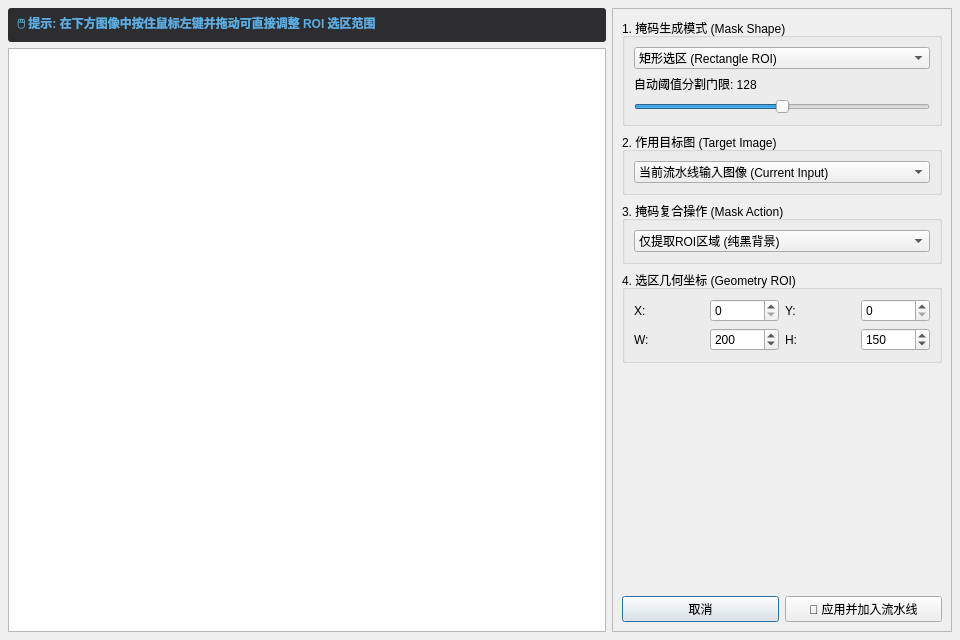
Above: src/ui/MaskEditorDialog.ui from Shdjy/VisionStudioOpenCV before the change. Below: the same form after it.
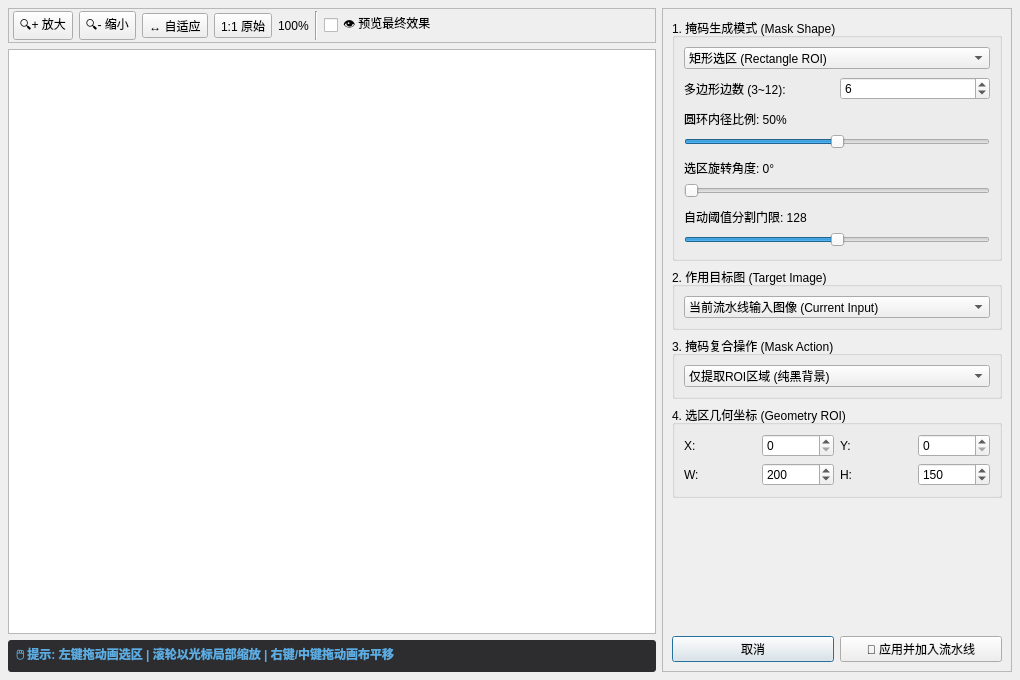
That is the form after the change.

Commit message: feat: enhance pipeline batch controls, dual viewport compare, and interactive mask editor

```diff
--- a/src/ui/MaskEditorDialog.ui
+++ b/src/ui/MaskEditorDialog.ui
@@ -6,8 +6,8 @@
    <rect>
     <x>0</x>
     <y>0</y>
-    <width>960</width>
-    <height>640</height>
+    <width>1020</width>
+    <height>680</height>
    </rect>
   </property>
   <property name="windowTitle">
@@ -29,13 +29,104 @@
    <item>
     <layout class="QVBoxLayout" name="viewLayout">
      <item>
-      <widget class="QLabel" name="lblInstructions">
-       <property name="styleSheet">
-        <string notr="true">background-color: #2d2d30; color: #5dade2; padding: 6px; font-weight: bold; border-radius: 3px;</string>
+      <widget class="QFrame" name="toolbarFrame">
+       <property name="frameShape">
+        <enum>QFrame::StyledPanel</enum>
        </property>
-       <property name="text">
-        <string>🖱️ 提示: 在下方图像中按住鼠标左键并拖动可直接调整 ROI 选区范围</string>
-       </property>
+       <layout class="QHBoxLayout" name="toolHorizontalLayout">
+        <property name="leftMargin">
+         <number>4</number>
+        </property>
+        <property name="topMargin">
+         <number>2</number>
+        </property>
+        <property name="rightMargin">
+         <number>4</number>
+        </property>
+        <property name="bottomMargin">
+         <number>2</number>
+        </property>
+        <item>
+         <widget class="QToolButton" name="btnZoomIn">
+          <property name="toolTip">
+           <string>放大视口图像</string>
+          </property>
+          <property name="text">
+           <string>🔍+ 放大</string>
+          </property>
+         </widget>
+        </item>
+        <item>
+         <widget class="QToolButton" name="btnZoomOut">
+          <property name="toolTip">
+           <string>缩小视口图像</string>
+          </property>
+          <property name="text">
+           <string>🔍- 缩小</string>
+          </property>
+         </widget>
+        </item>
+        <item>
+         <widget class="QToolButton" name="btnZoomFit">
+          <property name="toolTip">
+           <string>自适应居中充满视口</string>
+          </property>
+          <property name="text">
+           <string>↔ 自适应</string>
+          </property>
+         </widget>
+        </item>
+        <item>
+         <widget class="QToolButton" name="btnZoomOriginal">
+          <property name="toolTip">
+           <string>1:1 原始像素大小</string>
+          </property>
+          <property name="text">
+           <string>1:1 原始</string>
+          </property>
+         </widget>
+        </item>
+        <item>
+         <widget class="QLabel" name="lblZoomPercent">
+          <property name="text">
+           <string>100%</string>
+          </property>
+         </widget>
+        </item>
+        <item>
+         <widget class="Line" name="lineSepView">
+          <property name="orientation">
+           <enum>Qt::Vertical</enum>
+          </property>
+         </widget>
+        </item>
+        <item>
+         <widget class="QCheckBox" name="chkPreviewResult">
+          <property name="toolTip">
+           <string>勾选时预览最终复合操作效果(如抠图/模糊/锐化)；取消勾选时显示高亮定位模式(保留完整底图细节)</string>
+          </property>
+          <property name="text">
+           <string>👁️ 预览最终效果</string>
+          </property>
+          <property name="checked">
+           <bool>false</bool>
+          </property>
+         </widget>
+        </item>
+        <item>
+         <spacer name="spacerTool">
+          <property name="orientation">
+           <enum>Qt::Horizontal</enum>
+          </property>
+          <property name="sizeHint" stdset="0">
+           <size>
+            <width>40</width>
+            <height>20</height>
+           </size>
+          </property>
+         </spacer>
+        </item>
+       </layout>
       </widget>
      </item>
      <item>
@@ -45,19 +136,29 @@
        </property>
       </widget>
      </item>
+     <item>
+      <widget class="QLabel" name="lblInstructions">
+       <property name="styleSheet">
+        <string notr="true">background-color: #2d2d30; color: #5dade2; padding: 5px; font-weight: bold; border-radius: 3px;</string>
+       </property>
+       <property name="text">
+        <string>🖱️ 提示: 左键拖动画选区 | 滚轮以光标局部缩放 | 右键/中键拖动画布平移</string>
+       </property>
+      </widget>
+     </item>
     </layout>
    </item>
    <item>
     <widget class="QFrame" name="sidePanel">
      <property name="minimumSize">
       <size>
-       <width>320</width>
+       <width>330</width>
        <height>0</height>
       </size>
      </property>
      <property name="maximumSize">
       <size>
-       <width>340</width>
+       <width>350</width>
        <height>16777215</height>
       </size>
      </property>
@@ -91,26 +192,108 @@
           </widget>
          </item>
          <item>
-          <widget class="QLabel" name="lblThresh">
-           <property name="text">
-            <string>自动阈值分割门限: 128</string>
-           </property>
+          <widget class="QWidget" name="containerPolySides" native="true">
+           <layout class="QHBoxLayout" name="layoutPolySides">
+            <property name="leftMargin"><number>0</number></property>
+            <property name="topMargin"><number>2</number></property>
+            <property name="rightMargin"><number>0</number></property>
+            <property name="bottomMargin"><number>2</number></property>
+            <item>
+             <widget class="QLabel" name="lblPolySides">
+              <property name="text">
+               <string>多边形边数 (3~12):</string>
+              </property>
+             </widget>
+            </item>
+            <item>
+             <widget class="QSpinBox" name="spinPolySides">
+              <property name="minimum"><number>3</number></property>
+              <property name="maximum"><number>12</number></property>
+              <property name="value"><number>6</number></property>
+             </widget>
+            </item>
+           </layout>
           </widget>
          </item>
          <item>
-          <widget class="QSlider" name="sliderThresh">
-           <property name="maximum">
-            <number>254</number>
-           </property>
-           <property name="minimum">
-            <number>1</number>
-           </property>
-           <property name="value">
-            <number>128</number>
-           </property>
-           <property name="orientation">
-            <enum>Qt::Horizontal</enum>
-           </property>
+          <widget class="QWidget" name="containerInnerRatio" native="true">
+           <layout class="QVBoxLayout" name="layoutInnerRatio">
+            <property name="leftMargin"><number>0</number></property>
+            <property name="topMargin"><number>2</number></property>
+            <property name="rightMargin"><number>0</number></property>
+            <property name="bottomMargin"><number>2</number></property>
+            <item>
+             <widget class="QLabel" name="lblInnerRatio">
+              <property name="text">
+               <string>圆环内径比例: 50%</string>
+              </property>
+             </widget>
+            </item>
+            <item>
+             <widget class="QSlider" name="sliderInnerRatio">
+              <property name="minimum"><number>10</number></property>
+              <property name="maximum"><number>90</number></property>
+              <property name="value"><number>50</number></property>
+              <property name="orientation">
+               <enum>Qt::Horizontal</enum>
+              </property>
+             </widget>
+            </item>
+           </layout>
+          </widget>
+         </item>
+         <item>
+          <widget class="QWidget" name="containerAngle" native="true">
+           <layout class="QVBoxLayout" name="layoutAngle">
+            <property name="leftMargin"><number>0</number></property>
+            <property name="topMargin"><number>2</number></property>
+            <property name="rightMargin"><number>0</number></property>
+            <property name="bottomMargin"><number>2</number></property>
+            <item>
+             <widget class="QLabel" name="lblAngle">
+              <property name="text">
+               <string>选区旋转角度: 0°</string>
+              </property>
+             </widget>
+            </item>
+            <item>
+             <widget class="QSlider" name="sliderAngle">
+              <property name="minimum"><number>0</number></property>
+              <property name="maximum"><number>360</number></property>
+              <property name="value"><number>0</number></property>
+              <property name="orientation">
+               <enum>Qt::Horizontal</enum>
+              </property>
+             </widget>
+            </item>
+           </layout>
+          </widget>
+         </item>
+         <item>
+          <widget class="QWidget" name="containerThresh" native="true">
+           <layout class="QVBoxLayout" name="layoutThresh">
+            <property name="leftMargin"><number>0</number></property>
+            <property name="topMargin"><number>2</number></property>
+            <property name="rightMargin"><number>0</number></property>
+            <property name="bottomMargin"><number>2</number></property>
+            <item>
+             <widget class="QLabel" name="lblThresh">
+              <property name="text">
+               <string>自动阈值分割门限: 128</string>
+              </property>
+             </widget>
+            </item>
+            <item>
+             <widget class="QSlider" name="sliderThresh">
+              <property name="maximum"><number>254</number></property>
+              <property name="minimum"><number>1</number></property>
+              <property name="value"><number>128</number></property>
+              <property name="orientation">
+               <enum>Qt::Horizontal</enum>
+              </property>
+             </widget>
+            </item>
+           </layout>
           </widget>
          </item>
         </layout>
```
Left out of the diff: 15 changed lines with no effect on the pictures. The commit also changes 17 other files.
